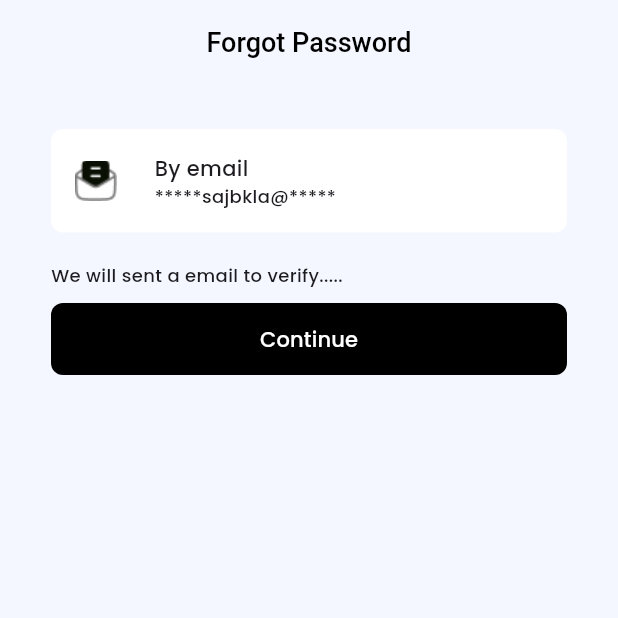
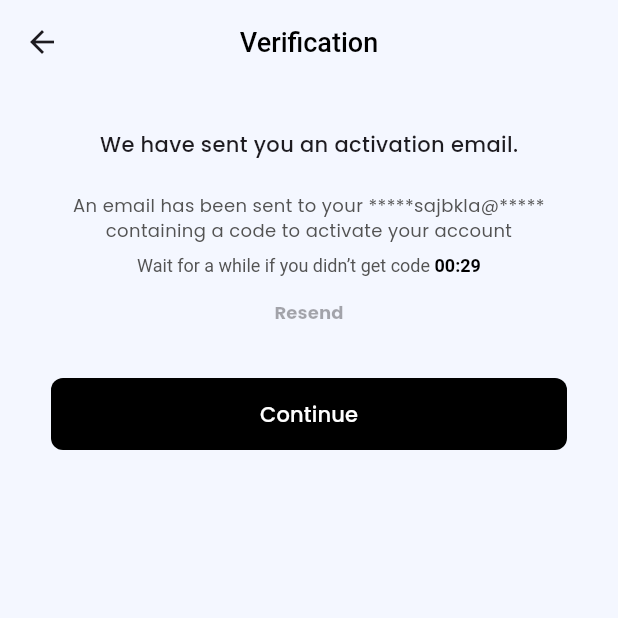
Before and after one commit to rahimuj570/nutria_flutter, a Flutter app: the ForgotPasswordScreen screen opened directly, after a tap on "Continue", on a phone screen of 412 x 824 dp, the top half of it. Run offline on Flutter 3.47's test engine with Material 3 defaults, Android fonts, the phone set to English and light mode, and no system bars; our stand-ins replace connectivity_plus, fl_chart, shared_preferences, syncfusion_flutter_gauges; accounts and stored records are empty.

Commit message:
forgot_poass_verification_1 screen ui is ready

```diff
--- a/lib/app/app_routes.dart
+++ b/lib/app/app_routes.dart
@@ -1,5 +1,6 @@
 import 'package:flutter/material.dart';
 import 'package:neutria/presentations/auth/view/screens/forgot_password_screen.dart';
+import 'package:neutria/presentations/auth/view/screens/forgot_password_verification_screen_1.dart';
 import 'package:neutria/presentations/auth/view/screens/login_screen.dart';
 import 'package:neutria/presentations/auth/view/screens/register_screen.dart';
 import 'package:neutria/presentations/chooce_options/views/screens/choose_option_main_holder.dart';
@@ -22,6 +23,8 @@ class AppRoutes {
       widget = RegisterScreen();
     } else if (settings.name == ForgotPasswordScreen.name) {
       widget = ForgotPasswordScreen();
+    } else if (settings.name == ForgotPasswordVerificationScreen1.name) {
+      widget = ForgotPasswordVerificationScreen1();
     }
     return MaterialPageRoute(builder: (context) => widget);
   }
--- a/lib/app/app_theme.dart
+++ b/lib/app/app_theme.dart
@@ -39,6 +39,10 @@ class AppTheme {
       prefixIconColor: ConstColors.lightGreyTextColor,
       suffixIconColor: ConstColors.lightGreyTextColor,
     ),
+
+    textButtonTheme: TextButtonThemeData(
+      style: TextButton.styleFrom(foregroundColor: Colors.black),
+    ),
   );
 
   static ThemeData get darkTheme => ThemeData(fontFamily: "Poppins");
--- a/lib/presentations/auth/view/screens/forgot_password_screen.dart
+++ b/lib/presentations/auth/view/screens/forgot_password_screen.dart
@@ -1,5 +1,6 @@
 import 'package:flutter/material.dart';
 import 'package:neutria/app/app_assets_path.dart';
+import 'package:neutria/presentations/auth/view/screens/forgot_password_verification_screen_1.dart';
 
 class ForgotPasswordScreen extends StatelessWidget {
   static const String name = 'forgot_pass';
@@ -48,7 +49,15 @@ class ForgotPasswordScreen extends StatelessWidget {
               style: TextStyle(fontSize: 12, fontWeight: .w500),
             ),
             SizedBox(height: 10),
-            FilledButton(onPressed: () {}, child: Text('Continue')),
+            FilledButton(
+              onPressed: () {
+                Navigator.pushNamed(
+                  context,
+                  ForgotPasswordVerificationScreen1.name,
+                );
+              },
+              child: Text('Continue'),
+            ),
           ],
         ),
       ),
--- /dev/null
+++ b/lib/presentations/auth/view/screens/forgot_password_verification_screen_1.dart
@@ -0,0 +1,103 @@
+import 'dart:async';
+
+import 'package:flutter/material.dart';
+import 'package:neutria/app/const_colors.dart';
+
+class ForgotPasswordVerificationScreen1 extends StatefulWidget {
+  static const String name = 'forgot_pass_verification1';
+  const ForgotPasswordVerificationScreen1({super.key});
+
+  @override
+  State<ForgotPasswordVerificationScreen1> createState() =>
+      _ForgotPasswordVerificationScreen1State();
+}
+
+class _ForgotPasswordVerificationScreen1State
+    extends State<ForgotPasswordVerificationScreen1> {
+  int second = 30;
+  Timer? _timer;
+  void startCountDown() {
+    _timer = Timer.periodic(const Duration(seconds: 1), (timer) {
+      setState(() {
+        if (second == 1) {
+          timer.cancel();
+        }
+        second--;
+      });
+    });
+  }
+
+  @override
+  void initState() {
+    WidgetsBinding.instance.addPostFrameCallback((timeStamp) {
+      startCountDown();
+    });
+    // TODO: implement initState
+    super.initState();
+  }
+
+  @override
+  Widget build(BuildContext context) {
+    return Scaffold(
+      appBar: AppBar(title: Text('Verification'), centerTitle: true),
+      body: Padding(
+        padding: const EdgeInsets.symmetric(vertical: 30, horizontal: 34),
+        child: Column(
+          crossAxisAlignment: .center,
+
+          children: [
+            Text(
+              'We have sent you an activation email.',
+              style: TextStyle(fontSize: 14, fontWeight: .w500),
+            ),
+            SizedBox(height: 22),
+            Text(
+              'An email has been sent to your *****sajbkla@***** containing a code to activate your account',
+              textAlign: .center,
+              style: TextStyle(
+                fontSize: 12,
+                color: ConstColors.lightGreyTextColor,
+              ),
+            ),
+            SizedBox(height: 8),
+            RichText(
+              text: TextSpan(
+                style: TextStyle(
+                  color: ConstColors.lightGreyTextColor,
+                  fontSize: 12,
+                ),
+                text: 'Wait for a while if you didn’t get code',
+                children: [
+                  TextSpan(
+                    text: ' 00:${second.toString().padLeft(2, '0')}',
+                    style: TextStyle(
+                      color: Colors.black,
+                      fontWeight: .bold,
+                      fontSize: 12,
+                    ),
+                  ),
+                ],
+              ),
+            ),
+            TextButton(
+              onPressed: second != 0
+                  ? null
+                  : () {
+                      setState(() {
+                        second = 30;
+                        startCountDown();
+                      });
+                    },
+              child: Text(
+                'Resend',
+                style: TextStyle(fontSize: 12, fontWeight: .bold),
+              ),
+            ),
+            SizedBox(height: 20),
+            FilledButton(onPressed: () {}, child: Text('Continue')),
+          ],
+        ),
+      ),
+    );
+  }
+}
```
Also changed, not shown: lib/presentations/auth/view/screens/forgot_password_verification_1.dart (deleted, +0 -57 lines).
